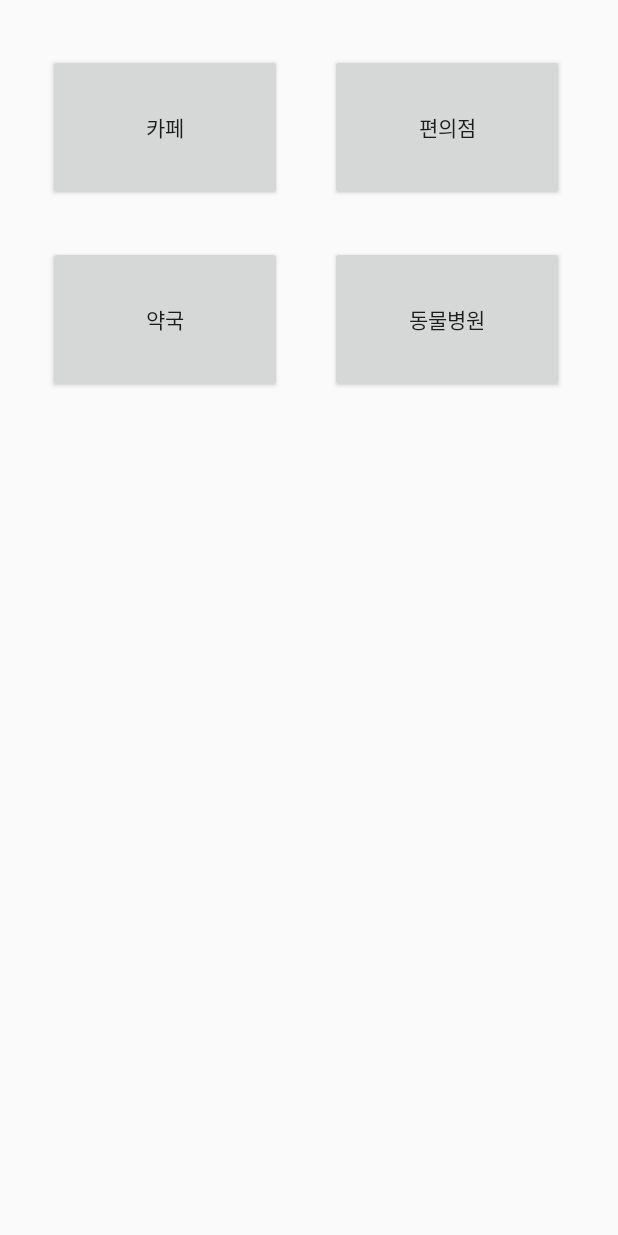
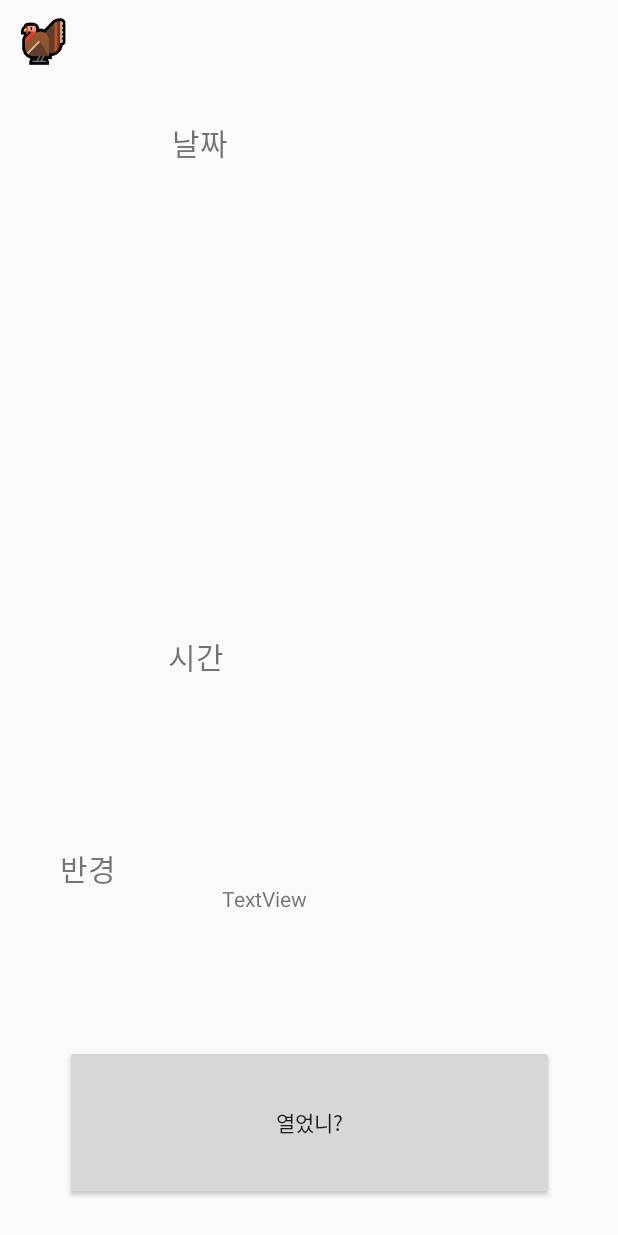
Before and after one commit to Goduck1/Is_it_open, an Android app: the screen it shows after launch (SelectActivity before the commit, FilterActivity after it), after a tap on "카페", on a phone screen of 412 x 824 dp. Run offline under Robolectric (Android 15) with nearby library versions, the phone set to English and light mode, and no system bars.

Commit message:
DATE&TIME

```diff
--- a/Isitopen/app/src/main/AndroidManifest.xml
+++ b/Isitopen/app/src/main/AndroidManifest.xml
@@ -11,7 +11,7 @@
         android:roundIcon="@mipmap/ic_launcher_round"
         android:supportsRtl="true"
         android:theme="@style/AppTheme">
-
+        <activity android:name=".FilterActivity"></activity>
         <activity android:name=".MainActivity">
             <intent-filter>
                 <action android:name="android.intent.action.MAIN" />
@@ -20,7 +20,6 @@
             </intent-filter>
         </activity>
         <activity android:name=".SelectActivity" />
-
     </application>
 
 </manifest>
--- /dev/null
+++ b/Isitopen/app/src/main/java/com/example/isitopen/FilterActivity.java
@@ -0,0 +1,76 @@
+package com.example.isitopen;
+
+import androidx.appcompat.app.AppCompatActivity;
+
+import android.app.DatePickerDialog;
+import android.app.TimePickerDialog;
+import android.content.Intent;
+import android.os.Bundle;
+import android.view.View;
+import android.widget.Button;
+import android.widget.DatePicker;
+import android.widget.TextView;
+import android.widget.TimePicker;
+
+public class FilterActivity extends AppCompatActivity {
+
+    Button backButton;
+    private TextView textView_Date;
+    private DatePickerDialog.OnDateSetListener callbackMethod;
+    private TextView textView_Time;
+    private TimePickerDialog.OnTimeSetListener callbackMethodT;
+
+    @Override
+    protected void onCreate(Bundle savedInstanceState) {
+        Button backButton;
+        super.onCreate(savedInstanceState);
+        setContentView(R.layout.activity_filter);
+        this.InitializeViewD();
+        this.InitializeListenerD();
+
+        this.InitializeViewT();
+        this.InitializeListenerT();
+
+        backButton = (Button)findViewById(R.id.backButton);
+        backButton.setOnClickListener(new View.OnClickListener(){
+            public void onClick(View v) {
+                Intent intent = new Intent(getApplicationContext(), SelectActivity.class);
+                startActivity(intent);
+                finish();}
+        });
+
+    }
+
+    public void InitializeViewD(){
+        textView_Date = (TextView)findViewById(R.id.Date);
+    }
+    public void InitializeViewT(){
+        textView_Time = (TextView)findViewById(R.id.Time);
+    }
+
+    public void InitializeListenerD(){
+        callbackMethod = new DatePickerDialog.OnDateSetListener() {
+            @Override
+            public void onDateSet(DatePicker view, int year, int month, int day) {
+                textView_Date.setText(year + "년" + month + "월" + day + "일");
+            }
+        };
+    }
+    public void InitializeListenerT(){
+        callbackMethodT = new TimePickerDialog.OnTimeSetListener() {
+            @Override
+            public void onTimeSet(TimePicker view, int hourOfDay, int minute) {
+                textView_Time.setText(hourOfDay + "시" + minute + "분");
+            }
+        };
+    }
+
+    public void OnClickHandler(View view){
+        DatePickerDialog dialog = new DatePickerDialog(this, callbackMethod,2020,8,10);
+        dialog.show();
+    }
+    public void OnClickHandlerT(View view){
+        TimePickerDialog dialogT = new TimePickerDialog(this, callbackMethodT,4,25,true);
+        dialogT.show();
+    }
+}
--- a/Isitopen/app/src/main/java/com/example/isitopen/SelectActivity.java
+++ b/Isitopen/app/src/main/java/com/example/isitopen/SelectActivity.java
@@ -3,6 +3,8 @@ package com.example.isitopen;
 import androidx.appcompat.app.AppCompatActivity;
 import androidx.core.app.ActivityCompat;
 import androidx.core.content.ContextCompat;
+import androidx.fragment.app.FragmentManager;
+import androidx.fragment.app.FragmentTransaction;
 
 import android.Manifest;
 import android.content.Context;
@@ -15,6 +17,7 @@ import android.os.Build;
 import android.os.Bundle;
 import android.os.Handler;
 import android.view.View;
+import android.widget.Button;
 import android.widget.TextView;
 import android.widget.Toast;
 
@@ -25,6 +28,8 @@ public class SelectActivity extends AppCompatActivity {
     protected void onCreate(Bundle savedInstanceState) {
         super.onCreate(savedInstanceState);
         setContentView(R.layout.activity_select);
+
+        Button button = (Button)findViewById(R.id.button);
 
 
         //위치권한 받아오기
@@ -63,8 +68,19 @@ public class SelectActivity extends AppCompatActivity {
                     gpsLocationListener);
         }
 
+        button.setOnClickListener(new View.OnClickListener() {
+            @Override
+            public void onClick(View v) {
+                Intent intent = new Intent(getApplicationContext(), FilterActivity.class);
+                startActivity(intent);
+                finish();
+            }
+        });
+
 
     }
+
+
     //현재 위치 받는 함수
     final LocationListener gpsLocationListener = new LocationListener() {
         public void onLocationChanged(Location location) {
@@ -91,10 +107,6 @@ public class SelectActivity extends AppCompatActivity {
         }
     };
 
-    public void onButtonToCafe(View v){
-        Toast.makeText(getApplicationContext(), "카페 ㄱㄱ", Toast.LENGTH_LONG).show();
-    }
-
     public void onButtonToConvenienceStore(View v){
         Toast.makeText(getApplicationContext(), "편의점 ㄱㄱ", Toast.LENGTH_LONG).show();
     }
--- /dev/null
+++ b/Isitopen/app/src/main/res/layout/activity_filter.xml
@@ -0,0 +1,76 @@
+<?xml version="1.0" encoding="utf-8"?>
+<androidx.constraintlayout.widget.ConstraintLayout xmlns:android="http://schemas.android.com/apk/res/android"
+    xmlns:app="http://schemas.android.com/apk/res-auto"
+    xmlns:tools="http://schemas.android.com/tools"
+    android:id="@+id/frameLay"
+    android:layout_width="match_parent"
+    android:layout_height="match_parent"
+    tools:context=".FilterActivity">
+
+    <Button
+        android:id="@+id/backButton"
+        android:layout_width="40sp"
+        android:layout_height="40sp"
+        android:layout_marginStart="8dp"
+        android:layout_marginTop="8dp"
+        android:background="@drawable/turkey_looking_left"
+        app:layout_constraintStart_toStartOf="parent"
+        app:layout_constraintTop_toTopOf="parent" />
+
+    <TextView
+        android:id="@+id/Date"
+        android:layout_width="183dp"
+        android:layout_height="42dp"
+        android:layout_marginTop="80dp"
+        android:onClick="OnClickHandler"
+        android:text="날짜"
+        android:textSize="20sp"
+        app:layout_constraintEnd_toEndOf="parent"
+        app:layout_constraintStart_toStartOf="parent"
+        app:layout_constraintTop_toTopOf="parent" />
+
+    <TextView
+        android:id="@+id/textView2"
+        android:layout_width="60sp"
+        android:layout_height="46dp"
+        android:layout_marginStart="40dp"
+        android:layout_marginTop="96dp"
+        android:text="반경"
+        android:textSize="20sp"
+        app:layout_constraintStart_toStartOf="parent"
+        app:layout_constraintTop_toBottomOf="@+id/Time" />
+
+    <TextView
+        android:id="@+id/Time"
+        android:layout_width="184dp"
+        android:layout_height="45dp"
+        android:layout_marginStart="112dp"
+        android:layout_marginBottom="356dp"
+        android:onClick="OnClickHandlerT"
+        android:text="시간"
+        android:textSize="20sp"
+        app:layout_constraintBottom_toBottomOf="parent"
+        app:layout_constraintStart_toStartOf="parent" />
+
+    <Button
+        android:id="@+id/button5"
+        android:layout_width="326dp"
+        android:layout_height="103dp"
+        android:layout_marginBottom="24dp"
+        android:text="열었니?"
+        app:layout_constraintBottom_toBottomOf="parent"
+        app:layout_constraintEnd_toEndOf="parent"
+        app:layout_constraintStart_toStartOf="parent" />
+
+    <TextView
+        android:id="@+id/textView6"
+        android:layout_width="115sp"
+        android:layout_height="35sp"
+        android:layout_marginStart="48dp"
+        android:layout_marginBottom="80dp"
+        android:gravity="left|center_vertical"
+        android:text="TextView"
+        app:layout_constraintBottom_toTopOf="@+id/button5"
+        app:layout_constraintStart_toEndOf="@+id/textView2" />
+
+</androidx.constraintlayout.widget.ConstraintLayout>
--- a/Isitopen/app/src/main/res/layout/activity_main.xml
+++ b/Isitopen/app/src/main/res/layout/activity_main.xml
@@ -24,8 +24,8 @@
         android:layout_width="wrap_content"
         android:layout_height="wrap_content"
         android:text="TextView"
-        tools:layout_editor_absoluteX="129dp"
-        tools:layout_editor_absoluteY="320dp" />
+        app:layout_constraintStart_toStartOf="parent"
+        app:layout_constraintTop_toTopOf="parent" />
 
 
 </androidx.constraintlayout.widget.ConstraintLayout>
--- a/Isitopen/app/src/main/res/layout/activity_select.xml
+++ b/Isitopen/app/src/main/res/layout/activity_select.xml
@@ -6,13 +6,23 @@
     android:layout_height="match_parent"
     tools:context=".SelectActivity">
 
+    <FrameLayout
+        android:id="@+id/container"
+        android:layout_width="0dp"
+        android:layout_height="match_parent"
+        app:layout_constraintBottom_toBottomOf="parent"
+        app:layout_constraintEnd_toEndOf="parent"
+        app:layout_constraintStart_toStartOf="parent"
+        app:layout_constraintTop_toTopOf="parent">
+
+    </FrameLayout>
+
     <Button
         android:id="@+id/button"
         android:layout_width="156dp"
         android:layout_height="98dp"
         android:layout_marginStart="32dp"
         android:layout_marginTop="36dp"
-        android:onClick="onButtonToCafe"
         android:text="카페"
         app:layout_constraintStart_toStartOf="parent"
         app:layout_constraintTop_toTopOf="parent" />
@@ -23,7 +33,6 @@
         android:layout_height="98dp"
         android:layout_marginTop="36dp"
         android:layout_marginEnd="36dp"
-        android:onClick="onButtonToConvenienceStore"
         android:text="편의점"
         app:layout_constraintEnd_toEndOf="parent"
         app:layout_constraintTop_toTopOf="parent" />
@@ -34,7 +43,6 @@
         android:layout_height="98dp"
         android:layout_marginStart="32dp"
         android:layout_marginTop="164dp"
-        android:onClick="onButtonToPharmacy"
         android:text="약국"
         app:layout_constraintStart_toStartOf="parent"
         app:layout_constraintTop_toTopOf="parent" />
@@ -45,7 +53,6 @@
         android:layout_height="98dp"
         android:layout_marginTop="164dp"
         android:layout_marginEnd="36dp"
-        android:onClick="onButtonToAnimalHospital"
         android:text="동물병원"
         app:layout_constraintEnd_toEndOf="parent"
         app:layout_constraintTop_toTopOf="parent" />
```
